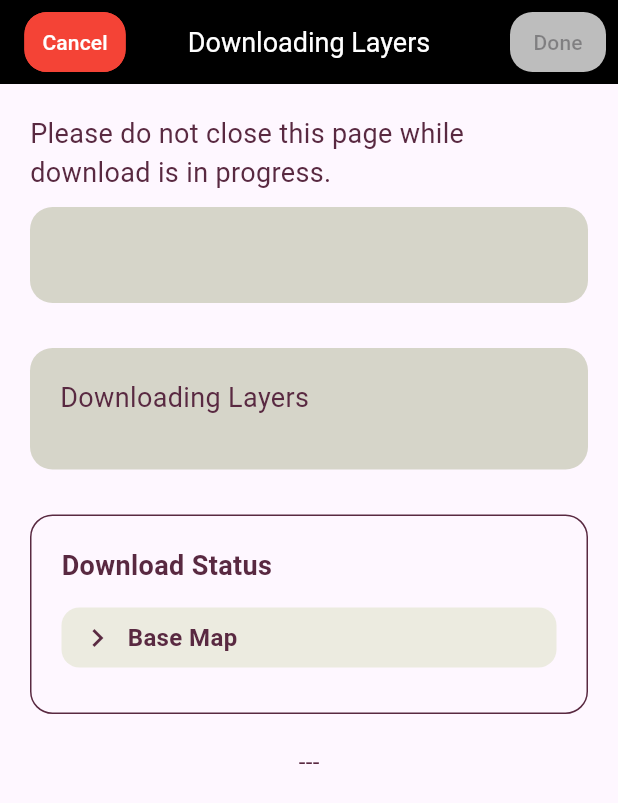
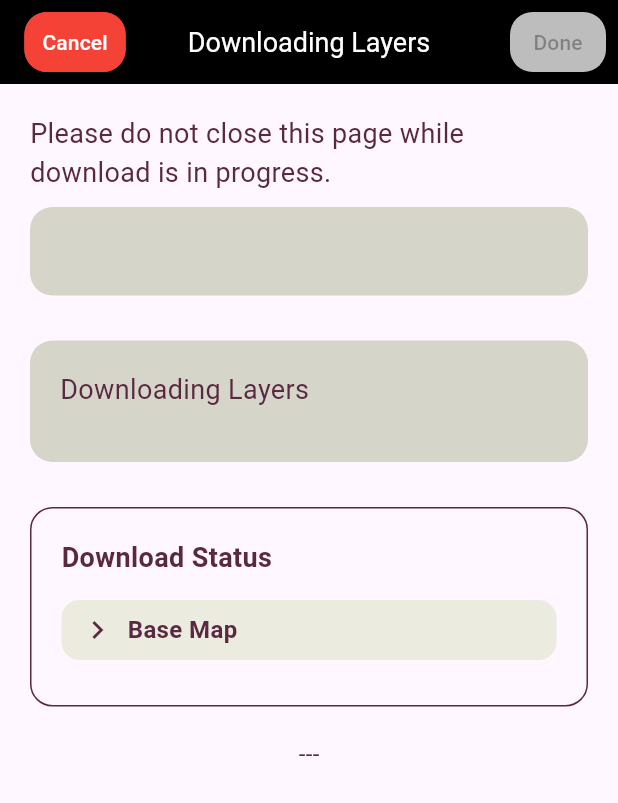
Before and after one commit to core-stack-org/cc-android-offline, a Flutter app: the DownloadProgressPage screen opened directly with empty values, on a phone screen of 412 x 824 dp. Shown: the top 803 px of the screen. Run offline on Flutter 3.47's test engine with Material 3 defaults, Android fonts, the phone set to English and light mode, and no system bars; our stand-ins replace connectivity_plus, device_info_plus, flutter_local_notifications, flutter_map, geolocator, latlong2 and 5 more; missing offline and left inert: flutter_inappwebview; accounts and stored records are empty; statements that could not run were skipped.

Commit message:
layout in download progress

```diff
--- a/lib/download_progress.dart
+++ b/lib/download_progress.dart
@@ -1660,13 +1660,22 @@ class _DownloadProgressPageState extends State<DownloadProgressPage> {
               color: const Color(0xFFD6D5C9),
               borderRadius: BorderRadius.circular(15),
             ),
+            child: Row(
+              crossAxisAlignment: CrossAxisAlignment.start,
+              children: [
+                Expanded(
                   child: Text(
                     widget.container.name,
                     style: const TextStyle(
-                fontSize: 24,
+                      fontSize: 20,
                       fontWeight: FontWeight.bold,
                       color: Color(0xFF592941),
                     ),
+                    overflow: TextOverflow.ellipsis,
+                    maxLines: 2,
+                  ),
+                ),
+              ],
             ),
           ),
           const SizedBox(height: 30),
@@ -1814,6 +1823,14 @@ class _DownloadProgressPageState extends State<DownloadProgressPage> {
                             style: const TextStyle(
                               fontSize: 16,
                               fontWeight: FontWeight.bold,
+                              color: Color(0xFF592941),
+                            ),
+                          ),
+                          const SizedBox(height: 8),
+                          const Text(
+                            "Estimated time to download: 10 minutes",
+                            style: TextStyle(
+                              fontSize: 14,
                               color: Color(0xFF592941),
                             ),
                           ),
@@ -2557,6 +2574,18 @@ class _DownloadProgressPageState extends State<DownloadProgressPage> {
                             ),
                           ),
                         );
+
+                        // Add divider after Raster Layers
+                        items.add(
+                          const Padding(
+                            padding: EdgeInsets.symmetric(vertical: 15),
+                            child: Divider(
+                              color: Colors.grey,
+                              thickness: 1,
+                              height: 1,
+                            ),
+                          ),
+                        );
                       }
 
                       // * S3 JSON FILES SECTION
```
Also changed, not shown: 1 other file. Lines whose indentation alone changed are shown as unchanged.
